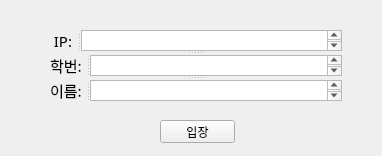
Before: the Qt Designer form ui/client_info.ui in sammy0329/ConcentrationAnalysis, drawn with Qt 5.
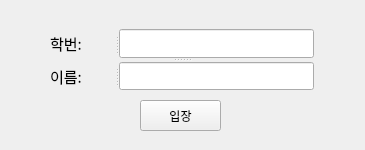
After: the same form once the commit is applied.

Commit message: client opencv 작업 & main화면에서 client 클릭시 ip dialog로 받도록 수정

What changed in the file:
```diff
--- a/ui/client_info.ui
+++ b/ui/client_info.ui
@@ -6,8 +6,8 @@
    <rect>
     <x>0</x>
     <y>0</y>
-    <width>382</width>
-    <height>156</height>
+    <width>365</width>
+    <height>150</height>
    </rect>
   </property>
   <property name="windowTitle">
@@ -16,10 +16,10 @@
   <widget class="QPushButton" name="commit_btn">
    <property name="geometry">
     <rect>
-     <x>160</x>
-     <y>120</y>
-     <width>75</width>
-     <height>23</height>
+     <x>140</x>
+     <y>100</y>
+     <width>81</width>
+     <height>31</height>
     </rect>
    </property>
    <property name="text">
@@ -30,31 +30,14 @@
    <property name="geometry">
     <rect>
      <x>50</x>
-     <y>30</y>
-     <width>292</width>
-     <height>71</height>
+     <y>29</y>
+     <width>264</width>
+     <height>61</height>
     </rect>
    </property>
    <property name="orientation">
     <enum>Qt::Vertical</enum>
    </property>
-   <widget class="QSplitter" name="splitter">
-    <property name="orientation">
-     <enum>Qt::Horizontal</enum>
-    </property>
-    <widget class="QLabel" name="label">
-     <property name="font">
-      <font>
-       <family>휴먼모음T</family>
-       <pointsize>11</pointsize>
-      </font>
-     </property>
-     <property name="text">
-      <string> IP: </string>
-     </property>
-    </widget>
-    <widget class="QPlainTextEdit" name="plainTextEdit"/>
-   </widget>
    <widget class="QSplitter" name="splitter_2">
     <property name="orientation">
      <enum>Qt::Horizontal</enum>
@@ -70,7 +53,7 @@
       <string>학번: </string>
      </property>
     </widget>
-    <widget class="QPlainTextEdit" name="plainTextEdit_2"/>
+    <widget class="QLineEdit" name="StudentNumber_text"/>
    </widget>
    <widget class="QSplitter" name="splitter_3">
     <property name="orientation">
@@ -87,7 +70,7 @@
       <string>이름: </string>
      </property>
     </widget>
-    <widget class="QPlainTextEdit" name="plainTextEdit_3"/>
+    <widget class="QLineEdit" name="Name_text"/>
    </widget>
   </widget>
  </widget>
```
The commit also changes 8 other files.
